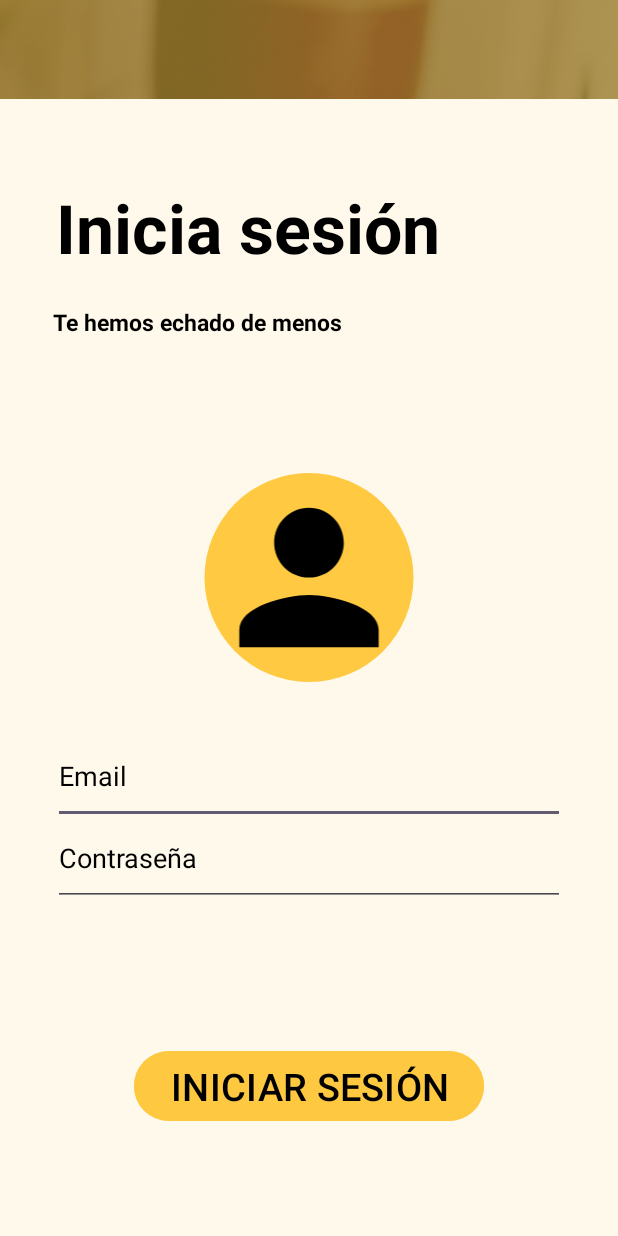
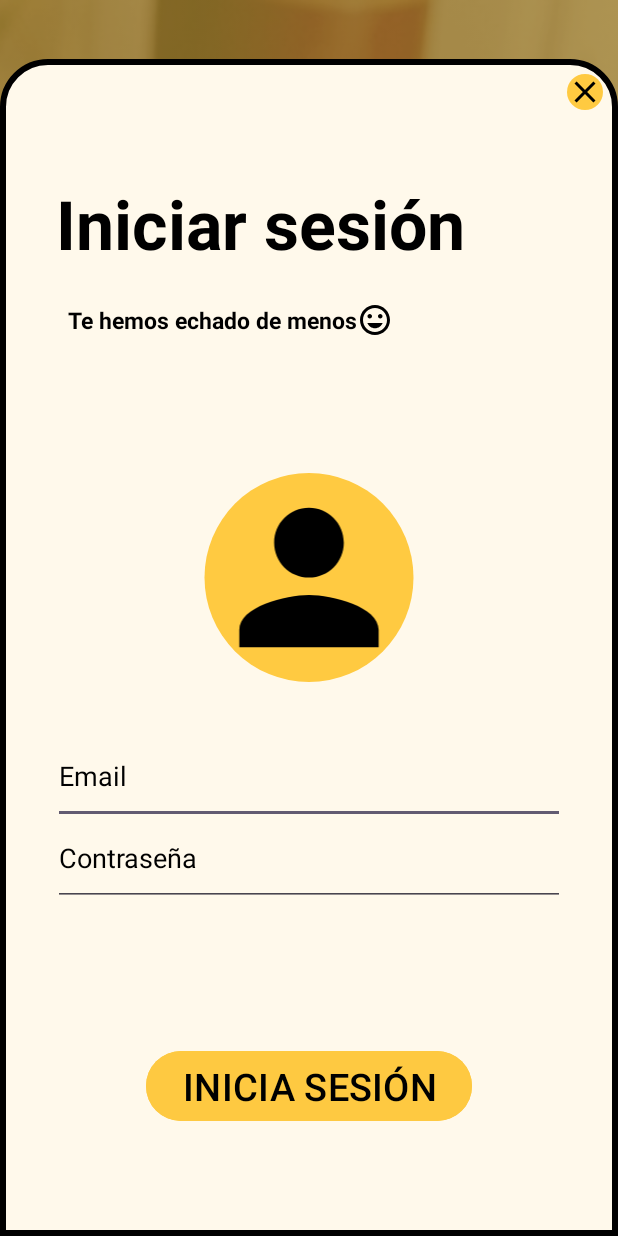
Before and after one commit to TheRockex/TruequeWorld, an Android app: the StartScreen screen opened directly, with no data from a screen before it, after a tap on "Continuar con Google", on a phone screen of 412 x 824 dp. Run offline under Robolectric (Android 15) with nearby library versions, the phone set to English and light mode, and no system bars; pictures from the network do not load.

Commit message:
Hola
Hola

```diff
--- a/app/src/main/java/com/example/truequeworld/StartScreen.java
+++ b/app/src/main/java/com/example/truequeworld/StartScreen.java
@@ -1,10 +1,17 @@
 package com.example.truequeworld;
 
+import androidx.annotation.NonNull;
+import androidx.annotation.Nullable;
 import androidx.appcompat.app.AppCompatActivity;
+import androidx.constraintlayout.widget.ConstraintLayout;
+import androidx.core.content.ContextCompat;
 
 import android.app.Dialog;
+import android.content.res.ColorStateList;
 import android.graphics.Color;
+import android.graphics.PorterDuff;
 import android.graphics.drawable.ColorDrawable;
+import android.os.Build;
 import android.os.Bundle;
 import android.view.Gravity;
 import android.view.View;
@@ -25,6 +32,7 @@ import org.w3c.dom.Text;
 
 public class StartScreen extends AppCompatActivity {
     Button LoginDesplegable;
+
 
     @Override
     protected void onCreate(Bundle savedInstanceState) {
@@ -100,8 +108,12 @@ public class StartScreen extends AppCompatActivity {
             @Override
             public void onClick(View view) {
                 showContent();
+
             }
         });
+
+
+
 
         /****/
 
@@ -164,15 +176,30 @@ public class StartScreen extends AppCompatActivity {
     private void showContent() {
         final Dialog dialog = new Dialog(this);
         dialog.requestWindowFeature(Window.FEATURE_NO_TITLE);
+
+        // Configurar el fondo con esquinas redondeadas
+        dialog.getWindow().setBackgroundDrawable(new ColorDrawable(Color.TRANSPARENT));
+
         dialog.setContentView(R.layout.activity_login_screen);
+        LinearLayout mainLayout = dialog.findViewById(R.id.login_screen);
+
+        if (Build.VERSION.SDK_INT >= Build.VERSION_CODES.JELLY_BEAN) {
+            mainLayout.setBackground(ContextCompat.getDrawable(StartScreen.this, R.drawable.desplegable));
+        } else {
+            mainLayout.setBackgroundResource(R.drawable.desplegable);
+        }
 
 
-        dialog.show();
-        dialog.getWindow().setLayout(ViewGroup.LayoutParams.MATCH_PARENT,ViewGroup.LayoutParams.WRAP_CONTENT);
-        dialog.getWindow().setBackgroundDrawable(new ColorDrawable(Color.parseColor("#FFF9EB")));
+
+        dialog.getWindow().setLayout(ViewGroup.LayoutParams.MATCH_PARENT, ViewGroup.LayoutParams.WRAP_CONTENT);
         dialog.getWindow().getAttributes().windowAnimations = R.style.DialogAnimation;
         dialog.getWindow().setGravity(Gravity.BOTTOM);
 
+        dialog.show();
     }
+
+
+
+
     /**Luca**/
 }
--- /dev/null
+++ b/app/src/main/res/drawable/close_button.xml
@@ -0,0 +1,13 @@
+<layer-list xmlns:android="http://schemas.android.com/apk/res/android">
+
+    <!-- Shape circular (óvalo) -->
+    <item>
+        <shape android:shape="oval">
+            <solid android:color="@color/amarillo" />
+        </shape>
+    </item>
+
+    <!-- Vector drawable (persona) encima del óvalo -->
+    <item android:drawable="@drawable/ic_close" />
+
+</layer-list>
--- a/app/src/main/res/drawable/desplegable.xml
+++ b/app/src/main/res/drawable/desplegable.xml
@@ -3,6 +3,7 @@
     <solid
         android:color="@color/beige"
         />
+    <stroke android:width="4dp" android:color="@color/black"></stroke>
 
     <corners
         android:topRightRadius="30dp"
--- /dev/null
+++ b/app/src/main/res/drawable/ic_close.xml
@@ -0,0 +1,5 @@
+<vector android:height="24dp" android:tint="#000000"
+    android:viewportHeight="24" android:viewportWidth="24"
+    android:width="24dp" xmlns:android="http://schemas.android.com/apk/res/android">
+    <path android:fillColor="@android:color/white" android:pathData="M19,6.41L17.59,5 12,10.59 6.41,5 5,6.41 10.59,12 5,17.59 6.41,19 12,13.41 17.59,19 19,17.59 13.41,12z"/>
+</vector>
--- /dev/null
+++ b/app/src/main/res/drawable/ic_happy.xml
@@ -0,0 +1,5 @@
+<vector android:height="24dp" android:tint="#000000"
+    android:viewportHeight="24" android:viewportWidth="24"
+    android:width="24dp" xmlns:android="http://schemas.android.com/apk/res/android">
+    <path android:fillColor="@android:color/white" android:pathData="M11.99,2C6.47,2 2,6.48 2,12s4.47,10 9.99,10C17.52,22 22,17.52 22,12S17.52,2 11.99,2zM12,20c-4.42,0 -8,-3.58 -8,-8s3.58,-8 8,-8 8,3.58 8,8 -3.58,8 -8,8zM15.5,11c0.83,0 1.5,-0.67 1.5,-1.5S16.33,8 15.5,8 14,8.67 14,9.5s0.67,1.5 1.5,1.5zM8.5,11c0.83,0 1.5,-0.67 1.5,-1.5S9.33,8 8.5,8 7,8.67 7,9.5 7.67,11 8.5,11zM12,17.5c2.33,0 4.31,-1.46 5.11,-3.5L6.89,14c0.8,2.04 2.78,3.5 5.11,3.5z"/>
+</vector>
--- a/app/src/main/res/drawable/login_perfil.xml
+++ b/app/src/main/res/drawable/user_profile.xml
@@ -8,6 +8,6 @@
     </item>
 
     <!-- Vector drawable (persona) encima del óvalo -->
-    <item android:drawable="@drawable/persona" />
+    <item android:drawable="@drawable/ic_profile" />
 
 </layer-list>
--- a/app/src/main/res/layout/activity_login_screen.xml
+++ b/app/src/main/res/layout/activity_login_screen.xml
@@ -1,14 +1,27 @@
 <?xml version="1.0" encoding="utf-8"?>
-<LinearLayout xmlns:android="http://schemas.android.com/apk/res/android"
+<LinearLayout
+    xmlns:android="http://schemas.android.com/apk/res/android"
     xmlns:app="http://schemas.android.com/apk/res-auto"
     xmlns:tools="http://schemas.android.com/tools"
     android:layout_width="match_parent"
     android:layout_height="match_parent"
     tools:context=".LoginScreen"
-    android:paddingTop="10dp"
+    android:id="@+id/login_screen"
     android:background="@drawable/desplegable"
     android:orientation="vertical">
 
+    <LinearLayout
+        android:layout_width="match_parent"
+        android:layout_height="wrap_content"
+        android:gravity="end">
+
+        <ImageView
+            android:id="@+id/close_login_button"
+            android:layout_width="wrap_content"
+            android:layout_height="wrap_content"
+            android:src="@drawable/close_button"
+            />
+    </LinearLayout>
     <TextView
         android:id="@+id/t_login"
         android:layout_width="match_parent"
@@ -16,7 +29,7 @@
         android:layout_marginLeft="25dp"
         android:layout_marginTop="45dp"
         android:textColor="@color/black"
-        android:text="Inicia sesión"
+        android:text="@string/twlogin"
         android:textAlignment="inherit"
         android:textSize="45dp"
         android:textStyle="bold"
@@ -24,18 +37,32 @@
         android:paddingLeft="2dp"
         android:paddingRight="2dp"
         android:paddingBottom="2dp"/>
+    <LinearLayout
+        android:layout_width="match_parent"
+        android:layout_height="wrap_content"
+        android:orientation="horizontal"
+        android:gravity="center_vertical"
+        android:paddingLeft="25dp"
+        android:paddingTop="20dp">
+
         <TextView
             android:id="@+id/eslogan_login"
             android:layout_width="wrap_content"
             android:layout_height="wrap_content"
             android:textAlignment="center"
-        android:layout_marginLeft="25dp"
-        android:layout_marginTop="20dp"
             android:textSize="15dp"
             android:textStyle="bold"
             android:textColor="@color/black"
-        android:text="Te hemos echado de menos"
-        />
+            android:text="@string/missu"
+            android:layout_marginLeft="10dp" />
+        <ImageView
+            android:id="@+id/login_image_icon"
+            android:layout_width="wrap_content"
+            android:layout_height="wrap_content"
+            android:src="@drawable/ic_happy" />
+
+    </LinearLayout>
+
     <LinearLayout
         android:layout_width="match_parent"
         android:layout_height="wrap_content"
@@ -45,7 +72,7 @@
             android:id="@+id/login_image_profile"
             android:layout_width="match_parent"
             android:layout_height="139dp"
-            android:src="@drawable/login_perfil" />
+            android:src="@drawable/user_profile" />
     </LinearLayout>
     <EditText
         android:id="@+id/login_email"
@@ -56,7 +83,7 @@
         android:paddingBottom="20dp"
         android:inputType="textEmailAddress"
         android:textColorHint="@color/black"
-        android:hint="Email"
+        android:hint="@string/email"
         />
     <EditText
         android:id="@+id/login_password"
@@ -67,7 +94,7 @@
         android:paddingBottom="20dp"
         android:inputType="textPassword"
         android:textColorHint="@color/black"
-        android:hint="Contraseña"
+        android:hint="@string/pass"
     />
 
     <LinearLayout
@@ -82,11 +109,12 @@
             android:layout_width="wrap_content"
             android:layout_height="wrap_content"
             android:layout_gravity="center"
-            android:text="INICIAR SESIÓN"
+            android:text="@string/inicia"
             android:textAlignment="center"
             android:textColor="@color/black"
             android:backgroundTint="#FFFEC941"
-            android:textSize="25dp" />
+            android:textSize="25dp"
+            android:textAllCaps="true"/>
 
     </LinearLayout>
 
```
Also changed, not shown: app/src/main/res/drawable/ic_profile.xml (renamed from app/src/main/res/drawable/persona.xml). Lines whose indentation alone changed are shown as unchanged.
